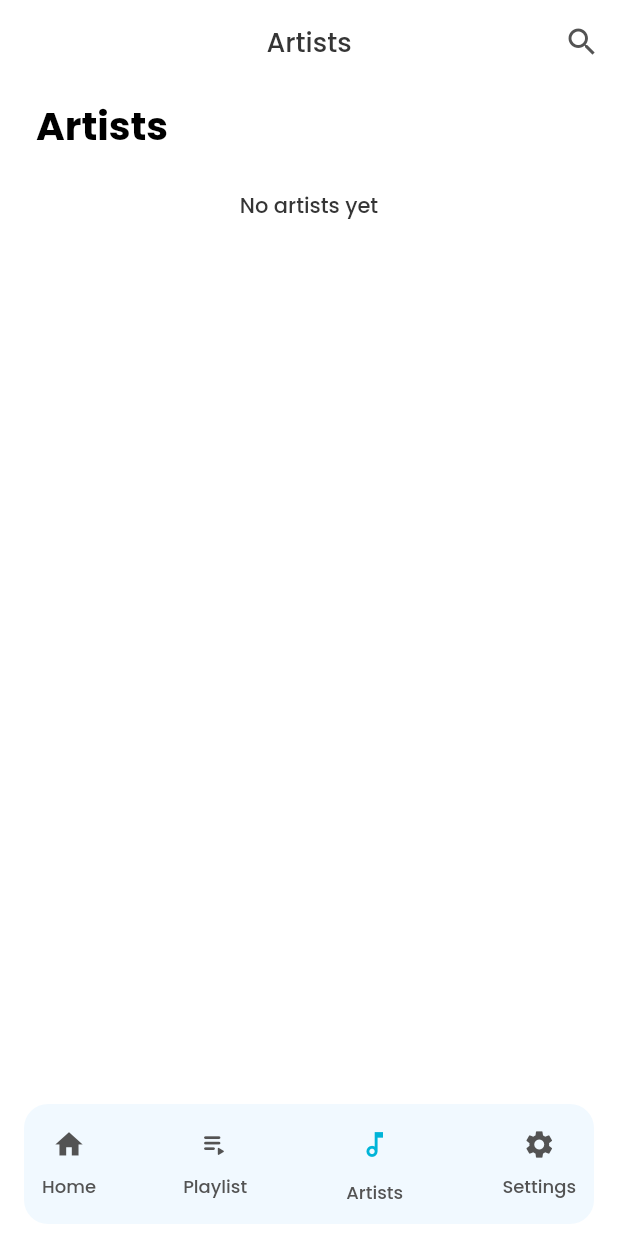
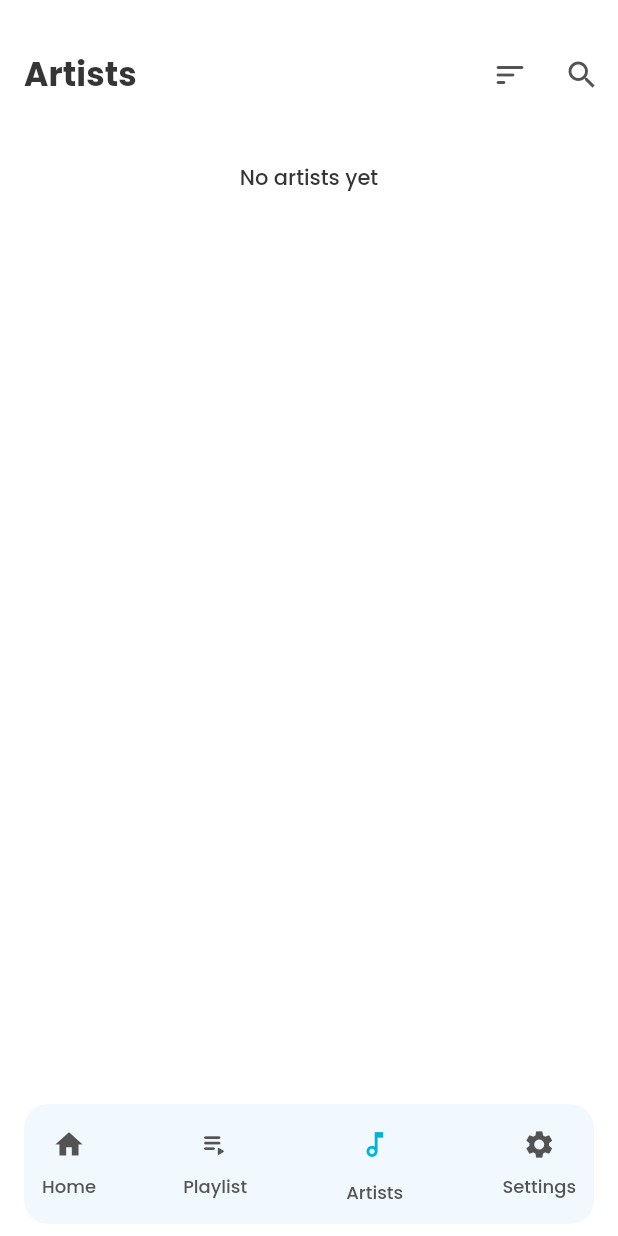
Before and after one commit to flutter-preview/KenStarry-Flow, a Flutter app: the screen it shows after launch, item 3 of the bottom bar chosen, on a phone screen of 412 x 824 dp. Run offline on Flutter 3.47's test engine with Material 2 defaults, Android fonts, the phone set to English and light mode, and no system bars; our stand-ins replace audio_service, azlistview, get, get_it, just_audio, marquee and 2 more; missing offline and left inert: on_audio_query_platform_interface.

Commit message:
Added actions

```diff
--- a/lib/features/feature_artists/presentation/artists_screen.dart
+++ b/lib/features/feature_artists/presentation/artists_screen.dart
@@ -28,17 +28,6 @@ class _ArtistsScreenState extends State<ArtistsScreen> {
         padding: const EdgeInsets.all(8.0),
         child: Column(
           children: [
-            Align(
-                alignment: AlignmentDirectional.centerStart,
-                child: Padding(
-                  padding: const EdgeInsets.symmetric(horizontal: 16.0),
-                  child: Text("Artists",
-                      style: Theme.of(context).textTheme.titleMedium),
-                )),
-
-            const SizedBox(
-              height: 24,
-            ),
 
             //  list of artists
             FutureBuilder<List<ArtistModel>>(
--- a/lib/features/feature_main/presentation/components/artists_appbar.dart
+++ b/lib/features/feature_main/presentation/components/artists_appbar.dart
@@ -11,9 +11,10 @@ PreferredSizeWidget artistsAppBar() {
   return AppBar(
       title: Text(
         "Artists",
-        style: Theme.of(Get.context!).textTheme.bodyLarge,
+        style: Theme.of(Get.context!).textTheme.titleSmall,
       ),
-      centerTitle: true,
+      centerTitle: false,
+      toolbarHeight: 100,
       systemOverlayStyle: SystemUiOverlayStyle(
           statusBarColor: Theme.of(Get.context!).scaffoldBackgroundColor,
           statusBarIconBrightness:
@@ -24,9 +25,15 @@ PreferredSizeWidget artistsAppBar() {
         IconButton(
             onPressed: () {},
             icon: Icon(
+              Icons.sort_rounded,
+              color: Theme.of(Get.context!).iconTheme.color,
+            )),
+        IconButton(
+            onPressed: () {},
+            icon: Icon(
               Icons.search,
               color: Theme.of(Get.context!).iconTheme.color,
-            ))
+            )),
       ],
     );
 }
```
